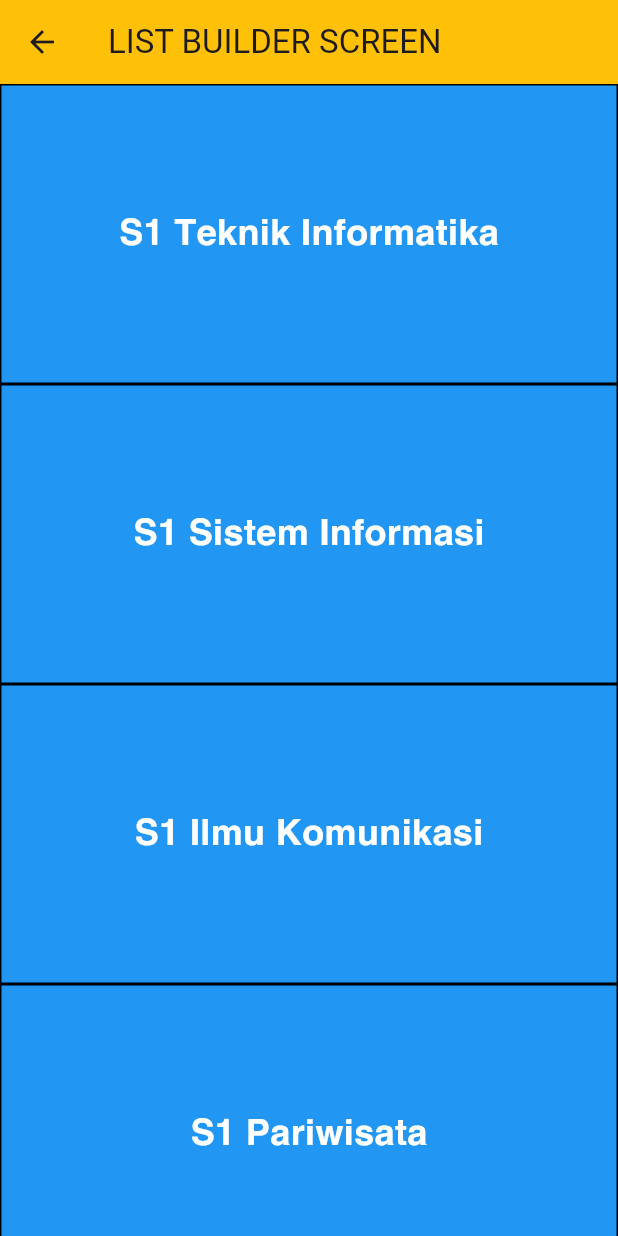
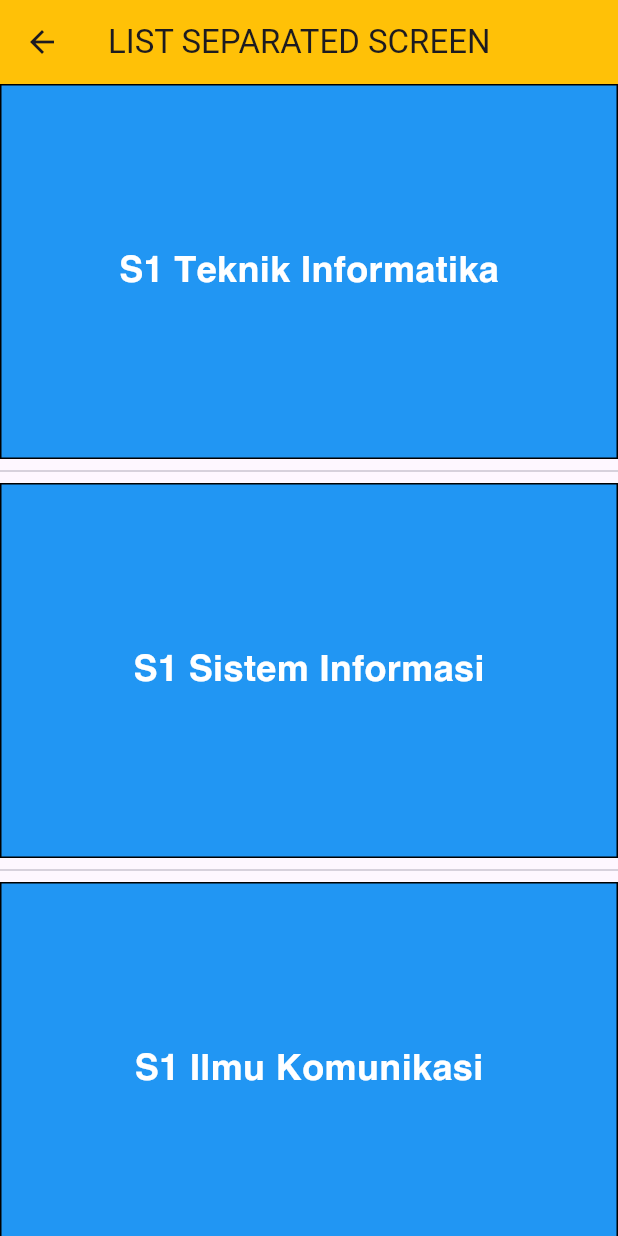
Before and after one commit to NandaAdisaputra/Codelab-Flutter, a Flutter app: the screen it shows after launch, on a phone screen of 412 x 824 dp. Run offline on Flutter 3.47's test engine with Material 3 defaults, Android fonts, the phone set to English and light mode, and no system bars.

Commit message:
Add List Separated Screen

```diff
--- /dev/null
+++ b/lib/list_separated.dart
@@ -0,0 +1,39 @@
+import 'package:flutter/material.dart';
+
+class ListSeparatedScreen extends StatelessWidget {
+  const ListSeparatedScreen({super.key});
+
+  final List<String> numberList = const <String>["S1 Teknik Informatika", "S1 Sistem Informasi",
+    "S1 Ilmu Komunikasi", "S1 Pariwisata", "S1 Ilmu Hukum", "S1 Teknologi Hasil Pertanian",
+    "S1 Akutansi", "S1 Teknik Sipil", "S1 Manajemen", "S1 Psikologi", "S1 Kedokteran"
+  ];
+
+  @override
+  Widget build(BuildContext context) {
+    return Scaffold(
+      appBar: AppBar(
+        title: Text("LIST SEPARATED SCREEN"), backgroundColor: Colors.amber,),
+      body:ListView.separated(
+        itemCount: numberList.length,
+        itemBuilder: (BuildContext context, int index) {
+          return Container(
+            height: 250,
+            decoration: BoxDecoration(
+              color: Colors.blue,
+              border: Border.all(color: Colors.black),
+            ),
+            child: Center(
+              child: Text(
+                '${numberList[index]}',
+                style: const TextStyle(fontSize: 24, fontFamily: 'Helvetica', color: Colors.white),
+              ),
+            ),
+          );
+        },
+        separatorBuilder: (BuildContext context, int index) {
+          return const Divider();
+        },
+      ),
+    );
+  }
+}
--- a/lib/main.dart
+++ b/lib/main.dart
@@ -5,6 +5,7 @@ import 'package:flutterbasic/dinamis_listview_screen.dart';
 import 'package:flutterbasic/font_screen.dart';
 import 'package:flutterbasic/image_screen.dart';
 import 'package:flutterbasic/list_builder.dart';
+import 'package:flutterbasic/list_separated.dart';
 import 'package:flutterbasic/list_view.dart';
 import 'package:flutterbasic/row_screen.dart';
 import 'package:flutterbasic/textfield_screen.dart';
@@ -23,7 +24,7 @@ class MyApp extends StatelessWidget {
       theme: ThemeData(primarySwatch: Colors.green),
       debugShowCheckedModeBanner: false,
       // home: RowSreen(),
-      initialRoute: '/listbuilder',
+      initialRoute: '/listseparated',
       routes: {
         '/': (context) => MyHomePage(title: "Text"),
         '/column': (context) => ColumnScreen(),
@@ -34,7 +35,8 @@ class MyApp extends StatelessWidget {
         '/font': (context) => FontScreen(),
         '/listview': (context) => ListScreen(),
         '/dinamislistview': (context) => DinamisListScreen(),
-        '/listbuilder': (context) => ListBuilderScreen()
+        '/listbuilder': (context) => ListBuilderScreen(),
+        '/listseparated': (context) => ListSeparatedScreen()
       },
     );
   }
```
